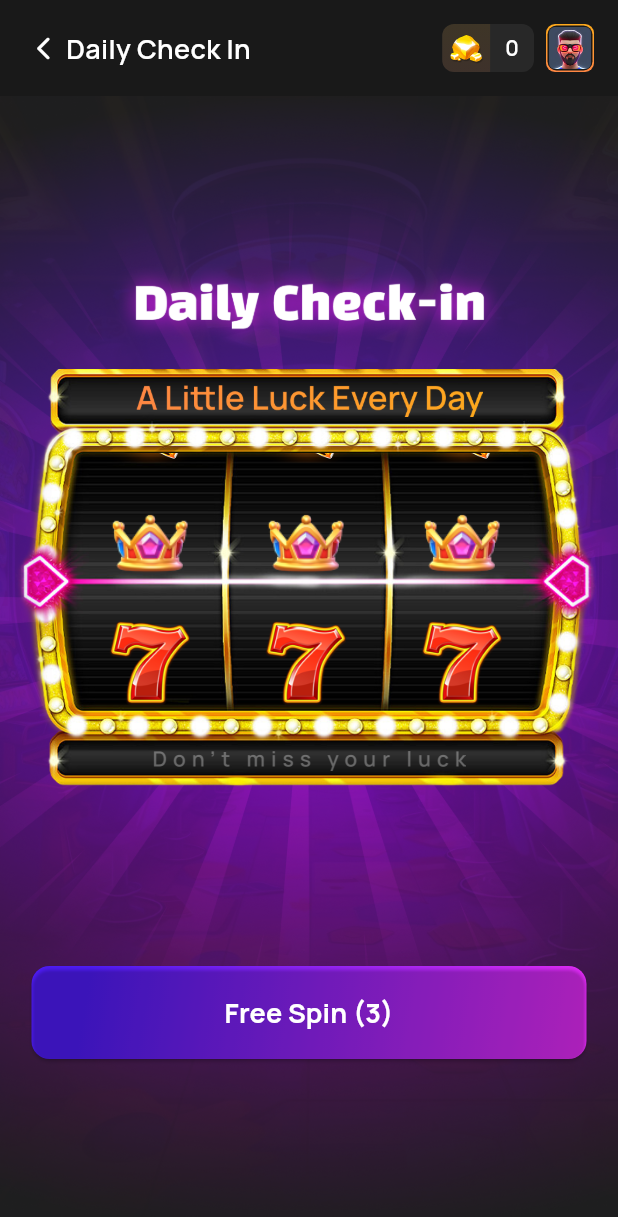
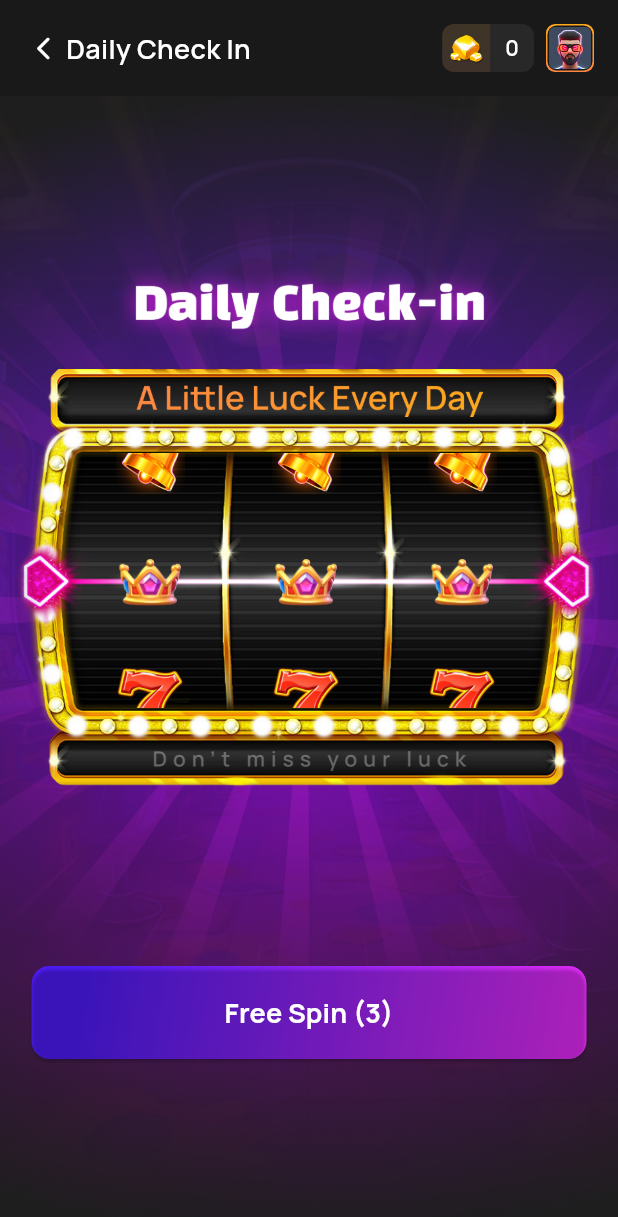
Before and after one commit to cctip/flutter_starry_luck, a Flutter app: the CheckInPage screen opened by its route, on a phone screen of 412 x 824 dp. Shown: the top 1217 px of the screen. Run offline on Flutter 3.47's test engine with Material 3 defaults, Android fonts, the phone set to English and light mode, and no system bars; our stand-ins replace animate_do, another_flutter_splash_screen, get, shared_preferences; accounts and stored records are empty.

Commit message:
feat: update

```diff
--- a/lib/main.dart
+++ b/lib/main.dart
@@ -36,6 +36,7 @@ class MainApp extends StatelessWidget {
       ),
       initialRoute: '/',
       home: FlutterSplashScreen.fadeIn(
+        duration: const Duration(milliseconds: 3000),
         onInit: () => debugPrint("On Init"),
         onEnd: () => debugPrint("On End"),
         onAnimationEnd: () => debugPrint("On Fade In End"),
--- a/lib/pages/bgdge.dart
+++ b/lib/pages/bgdge.dart
@@ -79,7 +79,7 @@ class BadgePageState extends State<BadgePage> {
               ),
               child: Row(children: [
                 Container(
-                  width: 180 * _xp / _xpUp,
+                  width: 176 * _xp / _xpUp,
                   height: 8,
                   decoration: BoxDecoration(
                     color: Colors.white,
--- a/lib/pages/check_in.dart
+++ b/lib/pages/check_in.dart
@@ -37,7 +37,7 @@ class CheckInPageState extends State<CheckInPage> with SingleTickerProviderState
     WidgetsBinding.instance.addPostFrameCallback((_) {
       _scrollControllers.asMap().forEach((index, controller) {
         controller.animateTo(
-          300,
+          274 + MediaQuery.of(context).padding.top,
           duration: Duration(seconds: 1),
           curve: Curves.easeOut,
         );
@@ -54,7 +54,7 @@ class CheckInPageState extends State<CheckInPage> with SingleTickerProviderState
     // 递归随机数生成
     getRandom(index) {
       int endIndex = (Random().nextInt(20) + 5);
-      double randomOffset = endIndex * _itemHeight * 6 - 20; // 保证完整滚动圈数
+      double randomOffset = endIndex * _itemHeight * 6 - 46 + MediaQuery.of(context).padding.top; // 保证完整滚动圈数
       if (randomOffset > _randomOffsets[index] - 1000 && randomOffset < _randomOffsets[index] + 1000) {
         randomOffset = getRandom(index);
       }
@@ -254,7 +254,7 @@ class CheckInPageState extends State<CheckInPage> with SingleTickerProviderState
           itemBuilder: (_, i) => Container(
             height: _itemHeight,
             alignment: Alignment.center,
-            child: Image.asset('assets/images/check_in/reward_${i%5+1}.png', width: 56),
+            child: Image.asset('assets/images/check_in/reward_${i%5+1}.png', width: 46),
           ),
         ),
       ),
--- a/lib/pages/home.dart
+++ b/lib/pages/home.dart
@@ -108,14 +108,14 @@ class HomePageState extends State<HomePage> {
                               ),
                               child: Row(
                                 children: [
-                                  Container(
+                                  Obx(() => Container(
                                     width: 176 * _xp / _xpUp,
                                     height: 8,
                                     decoration: BoxDecoration(
                                       color: Colors.white,
                                       borderRadius: BorderRadius.circular(6)
                                     ),
-                                  )
+                                  ))
                                 ],
                               ),
                             )
--- a/lib/widget/detail_header.dart
+++ b/lib/widget/detail_header.dart
@@ -22,8 +22,7 @@ class DetailHeaderState extends State<DetailHeader> {
         alignment: Alignment.bottomCenter,
         child: SingleChildScrollView(
           child: Container(
-            height: 600,
-            padding: EdgeInsets.only(bottom: MediaQuery.of(context).padding.bottom + 32),
+            padding: EdgeInsets.only(bottom: MediaQuery.of(context).padding.bottom + 64),
             decoration: BoxDecoration(
               color: Color(0xFF212121),
               borderRadius: BorderRadius.only(topLeft: Radius.circular(24), topRight: Radius.circular(24))
```
